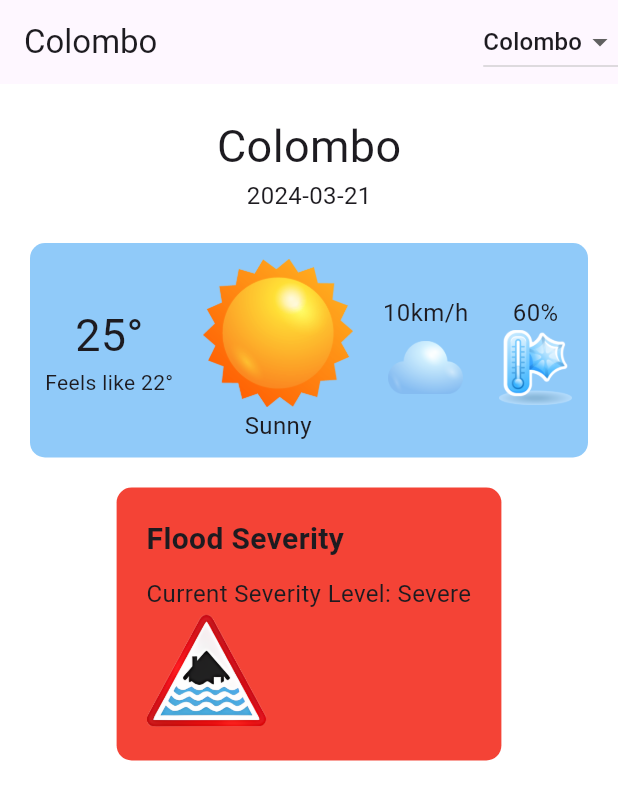
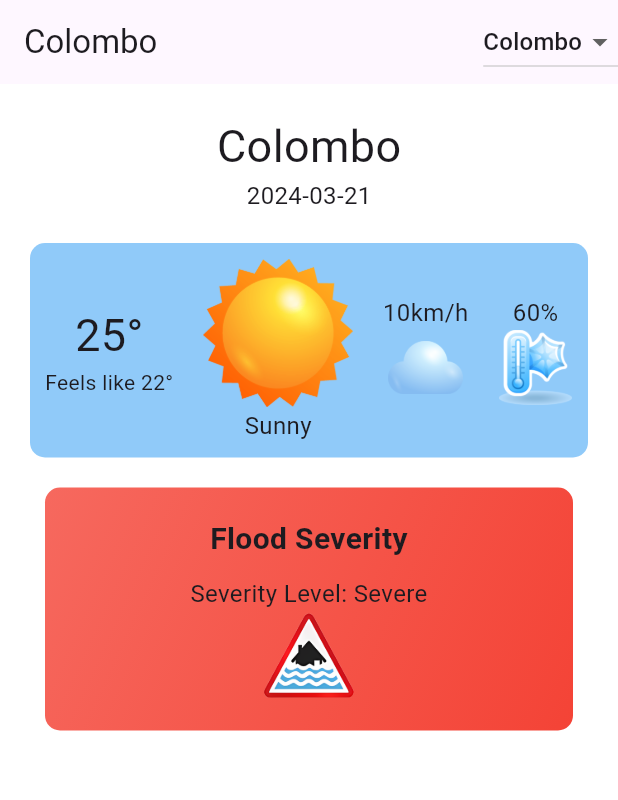
Before and after one commit to Dinath01/Fludert, a Flutter app: the HomePage screen opened directly, on a phone screen of 412 x 824 dp. Shown: the top 800 px of the screen. Run offline on Flutter 3.47's test engine with Material 3 defaults, Android fonts, the phone set to English and light mode, and no system bars; our stand-ins replace animate_do, animated_splash_screen, curved_navigation_bar, flutter_inset_box_shadow, page_transition.

Commit message:
Severity Card Adjusments

```diff
--- a/lib/pages/home_page.dart
+++ b/lib/pages/home_page.dart
@@ -228,9 +228,25 @@ class FloodSeverityCard extends StatelessWidget {
       decoration: BoxDecoration(
         color: backgroundColor,
         borderRadius: BorderRadius.circular(10),
+        boxShadow: [
+          BoxShadow(
+            color: Colors.white70.withOpacity(1),
+            spreadRadius: 3,
+            blurRadius: 5,
+            offset: Offset(0,3),
+          )
+        ],
+        gradient: LinearGradient(
+          begin: Alignment.topLeft,
+          end: Alignment.bottomRight,
+          colors: [
+            backgroundColor.withOpacity(0.8),
+            backgroundColor.withOpacity(1),
+          ]
+        )
       ),
       child: Column(
-        crossAxisAlignment: CrossAxisAlignment.start,
+        crossAxisAlignment: CrossAxisAlignment.center,
         children: [Text(
           "Flood Severity",
           style: TextStyle(fontSize: 20, fontWeight: FontWeight.bold,),
@@ -238,16 +254,18 @@ class FloodSeverityCard extends StatelessWidget {
         ),
           SizedBox(height: 10),
           Text(
-            'Current Severity Level: $severityLevel',
+            'Severity Level: $severityLevel',
             style: TextStyle(fontSize: 16),
             textAlign: TextAlign.center,
           ),
           // Add relevant image based on severity level
           if (assetName.isNotEmpty)
-            Image.asset(
-              assetName,
-              width: 80,
-              height: 80,
+            Center(
+              child: Image.asset(
+                assetName,
+                width: 60,
+                height: 60,
+              ),
             ),
         ],
       ),
```
